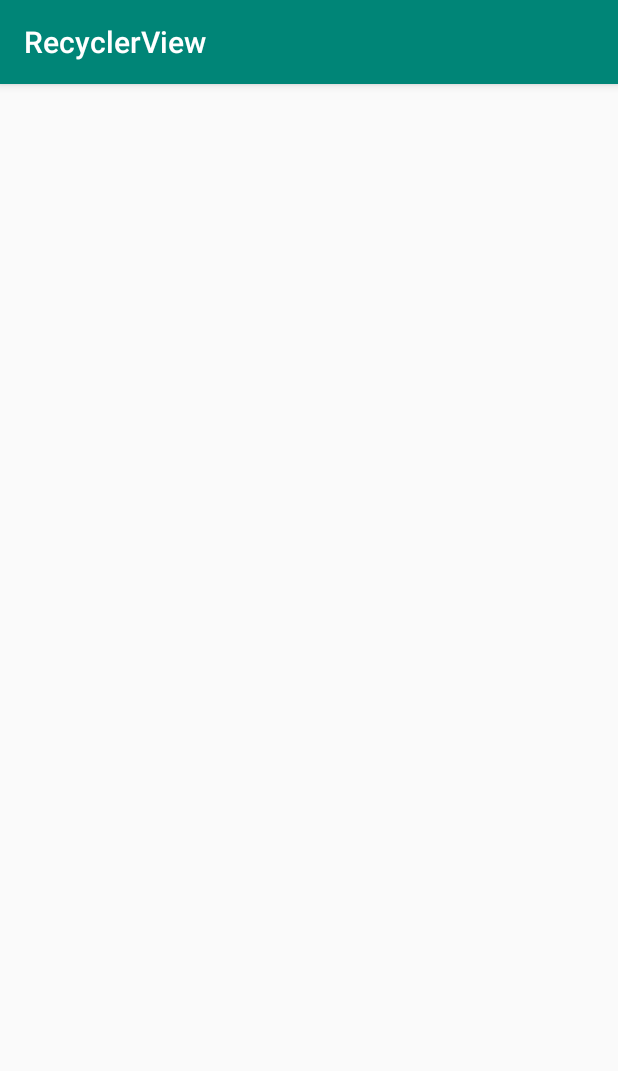
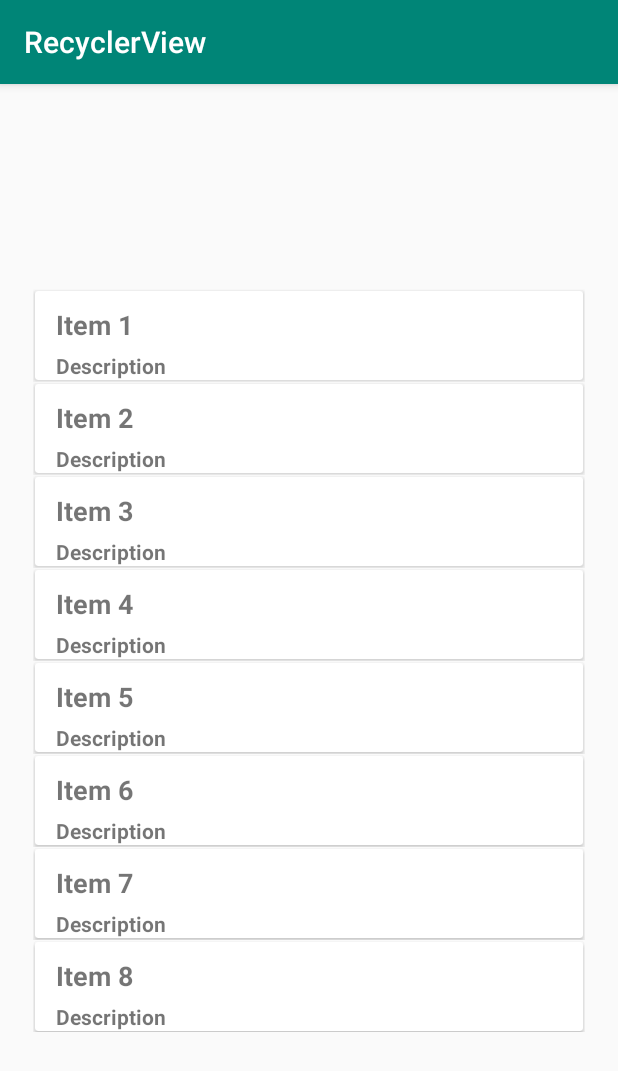
Before and after one commit to buikevin96/Android-Design-Visuals, an Android app: the screen it shows after launch (MainActivity), on a phone screen of 412 x 824 dp. Shown: the top 1071 px of the screen. Run offline under Robolectric (Android 15) with nearby library versions, the phone set to English and light mode, and no system bars.

Commit message:
Updated MyAdaper and ListItem class

```diff
--- a/RecyclerView/app/src/main/java/Adapter/MyAdapter.java
+++ b/RecyclerView/app/src/main/java/Adapter/MyAdapter.java
@@ -3,8 +3,13 @@
 import android.content.Context;
 import android.support.annotation.NonNull;
 import android.support.v7.widget.RecyclerView;
+import android.text.Layout;
+import android.view.LayoutInflater;
 import android.view.View;
 import android.view.ViewGroup;
+import android.widget.TextView;
+
+import com.example.kevinbui.recyclerview.R;
 
 import java.util.List;
 
@@ -16,29 +21,41 @@
     private List<ListItem> listItems;
 
     public MyAdapter(Context context, List listitem) {
-
+        this.context = context;
+        this.listItems = listitem;
     }
 
     @NonNull
     @Override
-    public MyAdapter.ViewHolder onCreateViewHolder(@NonNull ViewGroup viewGroup, int i) {
-        return null;
+    public ViewHolder onCreateViewHolder(@NonNull ViewGroup viewGroup, int i) {
+        // View that holds our list
+        View view = LayoutInflater.from(viewGroup.getContext()).inflate(R.layout.list_row, viewGroup, false);
+        return new ViewHolder(view);
     }
 
     @Override
     public void onBindViewHolder(@NonNull MyAdapter.ViewHolder viewHolder, int i) {
 
+        ListItem item = listItems.get(i);
+        viewHolder.name.setText(item.getName());
+        viewHolder.description.setText(item.getDescription());
     }
 
     @Override
     public int getItemCount() {
-        return 0;
+        return listItems.size();
     }
 
     // Holds all the items in our listrow
     public class ViewHolder extends RecyclerView.ViewHolder{
+        public TextView name;
+        public TextView description;
+
         public ViewHolder(@NonNull View itemView) {
             super(itemView);
+
+            name = (TextView) itemView.findViewById(R.id.title);
+            description = (TextView) itemView.findViewById(R.id.description);
         }
     }
 }
--- a/RecyclerView/app/src/main/java/com/example/kevinbui/recyclerview/MainActivity.java
+++ b/RecyclerView/app/src/main/java/com/example/kevinbui/recyclerview/MainActivity.java
@@ -2,12 +2,42 @@
 
 import android.support.v7.app.AppCompatActivity;
 import android.os.Bundle;
+import android.support.v7.widget.LinearLayoutManager;
+import android.support.v7.widget.RecyclerView;
+
+import java.util.ArrayList;
+import java.util.List;
+
+import Adapter.MyAdapter;
+import Model.ListItem;
 
 public class MainActivity extends AppCompatActivity {
+
+    private RecyclerView recyclerView;
+    private RecyclerView.Adapter adapter;
+    private List<ListItem> listItems;
 
     @Override
     protected void onCreate(Bundle savedInstanceState) {
         super.onCreate(savedInstanceState);
         setContentView(R.layout.activity_main);
+
+        recyclerView = (RecyclerView)findViewById(R.id.recyclerViewID);
+        recyclerView.setHasFixedSize(true); // Makes sure everything is specific and aligned properly
+        recyclerView.setLayoutManager(new LinearLayoutManager(this));
+
+        listItems = new ArrayList <>();
+        for (int i = 0; i < 10; i++){
+            ListItem item = new ListItem(
+                    "Item " + (i+1),
+                    "Description"
+            );
+
+            listItems.add(item); // Add item into listitems each time it goes through
+        }
+
+        // Sets the adapter and passes it in
+        adapter = new MyAdapter(this, listItems);
+        recyclerView.setAdapter(adapter);
     }
 }
--- a/RecyclerView/app/src/main/res/layout/activity_main.xml
+++ b/RecyclerView/app/src/main/res/layout/activity_main.xml
@@ -7,6 +7,7 @@
     tools:context=".MainActivity">
 
     <android.support.v7.widget.RecyclerView
+        android:id="@+id/recyclerViewID"
         android:layout_width="368dp"
         android:layout_height="495dp"
         android:layout_marginStart="8dp"
--- a/RecyclerView/app/src/main/res/layout/list_row.xml
+++ b/RecyclerView/app/src/main/res/layout/list_row.xml
@@ -1,10 +1,12 @@
 <?xml version="1.0" encoding="utf-8"?>
 <RelativeLayout xmlns:android="http://schemas.android.com/apk/res/android"
     android:orientation="vertical" android:layout_width="match_parent"
-    android:layout_height="match_parent">
+    android:layout_height="wrap_content">
 
     <android.support.v7.widget.CardView
+        android:id="@+id/cardview"
         android:layout_width="match_parent"
+        android:layout_margin="@dimen/cardview_compat_inset_shadow"
         android:layout_height="wrap_content"
         android:layout_alignParentStart="true"
         android:layout_alignParentTop="true"
```
